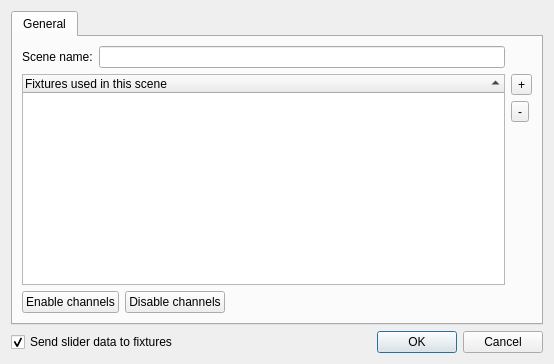
The window that branches/qt4/main/sceneeditor.ui (Bondzio/qlc) describes before a commit, drawn with Qt 5.
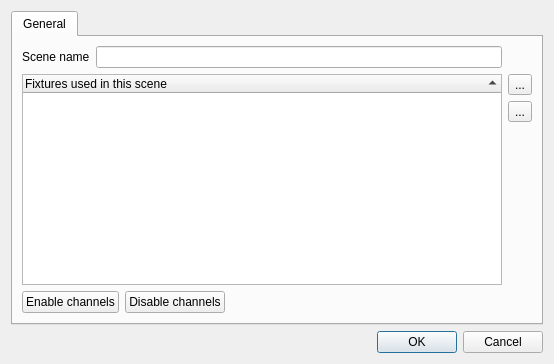
The same window after the commit.

Patch:
```diff
--- a/branches/qt4/main/sceneeditor.ui
+++ b/branches/qt4/main/sceneeditor.ui
@@ -19,14 +19,6 @@
       <number>0</number>
      </property>
      <widget class="QWidget" name="General" >
-      <property name="geometry" >
-       <rect>
-        <x>0</x>
-        <y>0</y>
-        <width>532</width>
-        <height>283</height>
-       </rect>
-      </property>
       <attribute name="title" >
        <string>General</string>
       </attribute>
@@ -34,7 +26,7 @@
        <item row="0" column="0" >
         <widget class="QLabel" name="m_nameLabel" >
          <property name="text" >
-          <string>Scene name:</string>
+          <string>Scene name</string>
          </property>
         </widget>
        </item>
@@ -80,7 +72,13 @@
             <string>Add a new fixture to this scene</string>
            </property>
            <property name="text" >
-            <string>+</string>
+            <string>...</string>
+           </property>
+           <property name="iconSize" >
+            <size>
+             <width>26</width>
+             <height>26</height>
+            </size>
            </property>
           </widget>
          </item>
@@ -90,7 +88,13 @@
             <string>Remove the selected fixture(s) from this scene</string>
            </property>
            <property name="text" >
-            <string>-</string>
+            <string>...</string>
+           </property>
+           <property name="iconSize" >
+            <size>
+             <width>26</width>
+             <height>26</height>
+            </size>
            </property>
           </widget>
          </item>
@@ -146,19 +150,6 @@
      </widget>
     </widget>
    </item>
-   <item row="1" column="0" >
-    <widget class="QCheckBox" name="m_updateValuesCheck" >
-     <property name="toolTip" >
-      <string>As sliders are dragged, send their data to the actual fixtures to see what really happens</string>
-     </property>
-     <property name="text" >
-      <string>Send slider data to fixtures</string>
-     </property>
-     <property name="checked" >
-      <bool>true</bool>
-     </property>
-    </widget>
-   </item>
    <item row="1" column="1" >
     <widget class="QDialogButtonBox" name="m_buttonBox" >
      <property name="standardButtons" >
```
Left out of the diff: 16 changed lines with no effect on the pictures.
